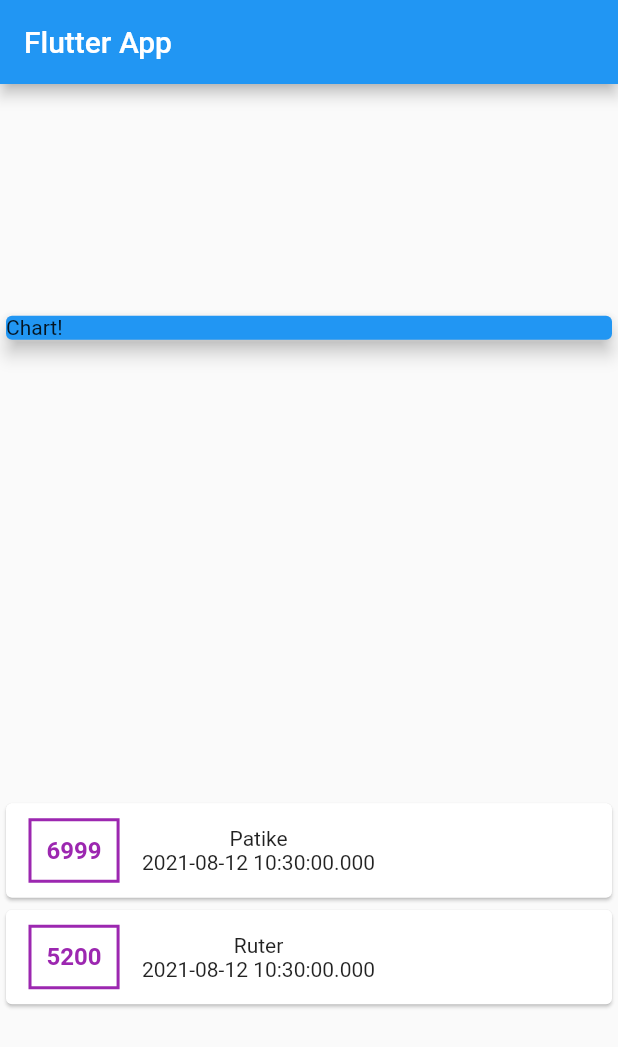
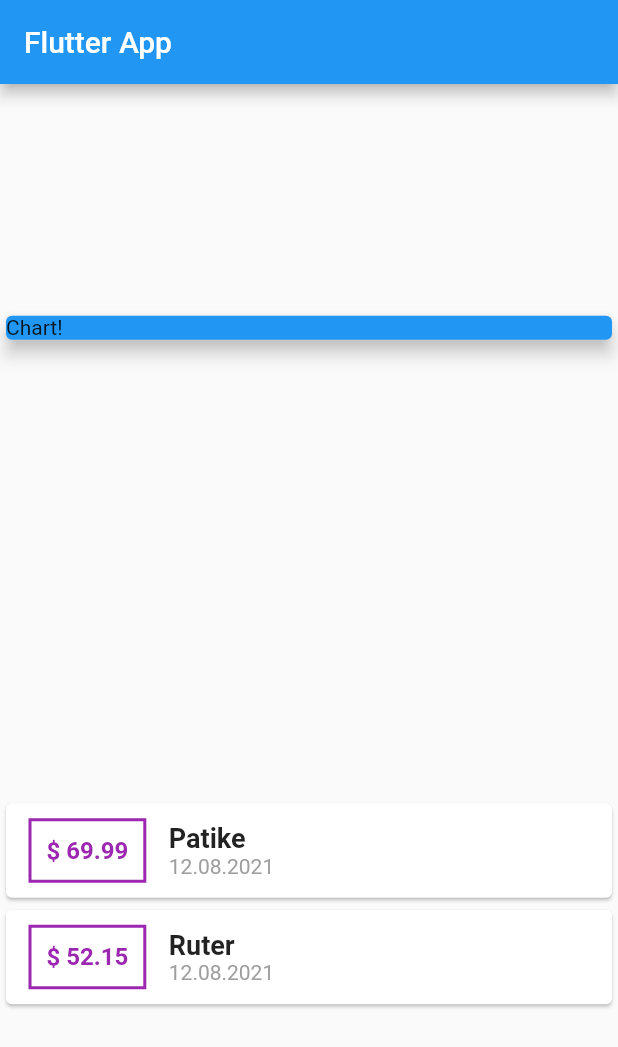
Before and after one commit to NikolaMag99/Personal-Expenses, a Flutter app: the screen it shows after launch, on a phone screen of 412 x 824 dp. Shown: the top 1047 px of the screen. Run offline on Flutter 3.47's test engine with Material 2 defaults, Android fonts, the phone set to English and light mode, and no system bars.

Commit message:
Sredjivanje izgleda datuma

```diff
--- a/lib/main.dart
+++ b/lib/main.dart
@@ -1,4 +1,5 @@
 import 'package:flutter/material.dart';
+import 'package:intl/intl.dart';
 
 import './transaction.dart';
 
@@ -18,8 +19,8 @@ class MyApp extends StatelessWidget {
 
 class MyHomePage extends StatelessWidget {
   final List<Transaction> transactions = [
-    Transaction(id: 't1', title: 'Patike', amount: 6999, date: DateTime.now()),
-    Transaction(id: 't2', title: 'Ruter', amount: 5200, date: DateTime.now()),
+    Transaction(id: 't1', title: 'Patike', amount: 69.99, date: DateTime.now()),
+    Transaction(id: 't2', title: 'Ruter', amount: 52.15, date: DateTime.now()),
   ];
 
   @override
@@ -56,7 +57,7 @@ class MyHomePage extends StatelessWidget {
                         ),
                         padding: EdgeInsets.all(10),
                         child: Text(
-                          tx.amount.toString(),
+                          '\$ ${tx.amount}',
                           style: TextStyle(
                             fontWeight: FontWeight.bold,
                             fontSize: 16,
@@ -65,9 +66,22 @@ class MyHomePage extends StatelessWidget {
                         ),
                       ),
                       Column(
+                        crossAxisAlignment: CrossAxisAlignment.start,
                         children: <Widget>[
-                          Text(tx.title),
-                          Text(tx.date.toString())
+                          Text(
+                            tx.title,
+                            style: TextStyle(
+                              fontSize: 18,
+                              fontWeight: FontWeight.bold,
+                            ),
+                          ),
+                          Text(
+                            DateFormat('d.MM.yyyy').format(tx.date),
+                            style: TextStyle(
+                              fontSize: 14,
+                              color: Colors.grey,
+                            ),
+                          )
                         ],
                       )
                     ],
--- a/lib/transaction.dart
+++ b/lib/transaction.dart
@@ -1,9 +1,7 @@
-import 'package:flutter/foundation.dart';
-
 class Transaction {
   final String id;
   final String title;
-  final int amount;
+  final double amount;
   final DateTime date;
 
   Transaction(
--- a/pubspec.yaml
+++ b/pubspec.yaml
@@ -23,6 +23,7 @@ environment:
 dependencies:
   flutter:
     sdk: flutter
+  intl: ^0.17.0
 
 
   # The following adds the Cupertino Icons font to your application.
```
Also changed, not shown: pubspec.lock.
